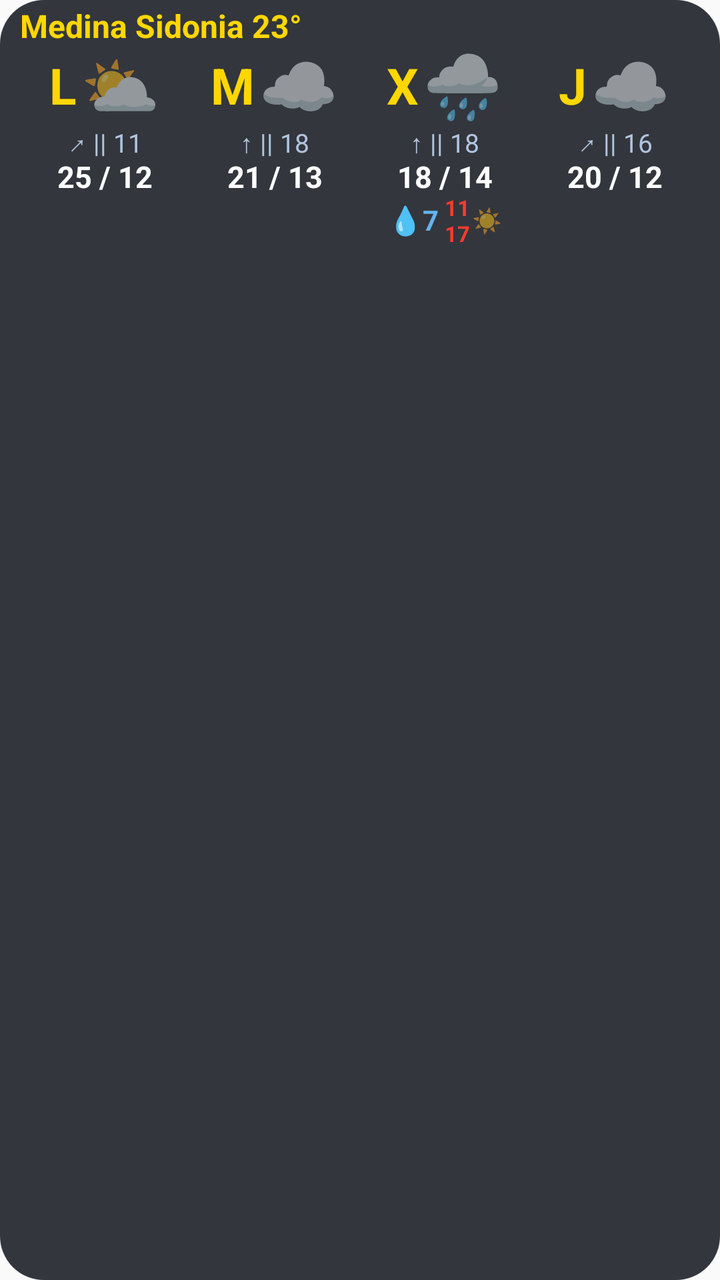
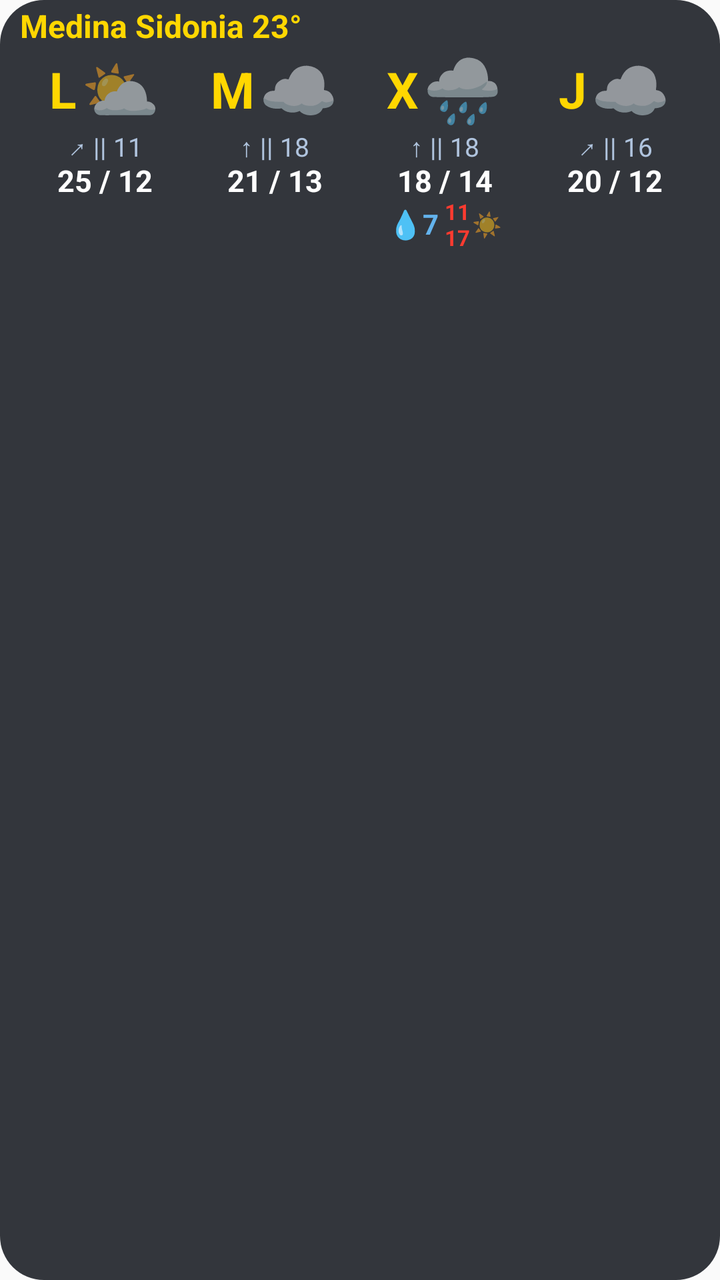

The first picture is an Android layout as it rendered before a commit; the second is the same layout after the commit. The layout source and the unified diff follow.
<!-- AndroidManifest.xml: application theme Theme.AemetWidget -->
<!-- res/layout/widget_weather.xml -->
<?xml version="1.0" encoding="utf-8"?>
<LinearLayout xmlns:android="http://schemas.android.com/apk/res/android"
    android:id="@+id/widgetRoot"
    android:layout_width="match_parent"
    android:layout_height="match_parent"
    android:background="@drawable/bg_widget"
    android:orientation="vertical"
    android:paddingStart="10dp"
    android:paddingEnd="10dp"
    android:paddingTop="4dp"
    android:paddingBottom="2dp">

    
    <LinearLayout
        android:layout_width="match_parent"
        android:layout_height="wrap_content"
        android:gravity="center_vertical"
        android:orientation="horizontal"
        android:layout_marginBottom="2dp">

        <TextView
            android:id="@+id/tvHeaderCityTemp"
            android:layout_width="0dp"
            android:layout_height="wrap_content"
            android:layout_weight="1"
            android:ellipsize="end"
            android:includeFontPadding="false"
            android:singleLine="true"
            android:text="Medina Sidonia 23°"
            android:textColor="#FFD700"
            android:textSize="16sp"
            android:textStyle="bold" />

        <TextView
            android:id="@+id/tvUpdateTime"
            android:layout_width="wrap_content"
            android:layout_height="wrap_content"
            android:includeFontPadding="false"
            android:text=""
            android:textColor="#FFFFFF"
            android:textSize="11sp" />
    </LinearLayout>

    
    <LinearLayout
        android:layout_width="match_parent"
        android:layout_height="0dp"
        android:layout_weight="1"
        android:orientation="horizontal"
        android:weightSum="4">

        
        <LinearLayout
            android:layout_width="0dp"
            android:layout_height="match_parent"
            android:layout_weight="1"
            android:gravity="center_horizontal"
            android:orientation="vertical">

            <LinearLayout
                android:layout_width="wrap_content"
                android:layout_height="wrap_content"
                android:gravity="center_vertical"
                android:orientation="horizontal">

                <TextView
                    android:id="@+id/day0"
                    android:layout_width="wrap_content"
                    android:layout_height="wrap_content"
                    android:layout_marginEnd="2dp"
                    android:includeFontPadding="false"
                    android:text="L"
                    android:textColor="#FFD700"
                    android:textSize="25sp"
                    android:textStyle="bold" />

                <TextView
                    android:id="@+id/icon0"
                    android:layout_width="wrap_content"
                    android:layout_height="wrap_content"
                    android:includeFontPadding="false"
                    android:text="⛅"
                    android:textSize="32sp" />
            </LinearLayout>

            <TextView
                android:id="@+id/wind0"
                android:layout_width="wrap_content"
                android:layout_height="wrap_content"
                android:includeFontPadding="false"
                android:text="↗ || 11"
                android:textColor="#B0C4DE"
                android:textSize="13sp" />

            <TextView
                android:id="@+id/temp0"
                android:layout_width="wrap_content"
                android:layout_height="wrap_content"
                android:includeFontPadding="false"
                android:text="25 / 12"
                android:textColor="#FFFFFF"
                android:textSize="15sp"
                android:textStyle="bold" />

            
            <LinearLayout
                android:layout_width="wrap_content"
                android:layout_height="wrap_content"
                android:gravity="center_vertical"
                android:orientation="horizontal">

                <TextView
                    android:id="@+id/rain0"
                    android:layout_width="wrap_content"
                    android:layout_height="wrap_content"
                    android:includeFontPadding="false"
                    android:text=""
                    android:textColor="#63B3ED"
                    android:textSize="14sp"
                    android:textStyle="bold" />

                <LinearLayout
                    android:layout_width="wrap_content"
                    android:layout_height="wrap_content"
                    android:layout_marginStart="3dp"
                    android:gravity="center_vertical"
                    android:orientation="horizontal">

                    <LinearLayout
                        android:layout_width="wrap_content"
                        android:layout_height="wrap_content"
                        android:gravity="center_horizontal"
                        android:orientation="vertical">

                        <TextView
                            android:id="@+id/uvStart0"
                            android:layout_width="wrap_content"
                            android:layout_height="wrap_content"
                            android:includeFontPadding="false"
                            android:text=""
                            android:textColor="#FF3B30"
                            android:textSize="11sp"
                            android:textStyle="bold" />

                        <TextView
                            android:id="@+id/uvEnd0"
                            android:layout_width="wrap_content"
                            android:layout_height="wrap_content"
                            android:includeFontPadding="false"
                            android:text=""
                            android:textColor="#FF3B30"
                            android:textSize="11sp"
                            android:textStyle="bold" />
                    </LinearLayout>

                    <TextView
                        android:id="@+id/uvIcon0"
                        android:layout_width="wrap_content"
                        android:layout_height="wrap_content"
                        android:layout_marginStart="1dp"
                        android:includeFontPadding="false"
                        android:text=""
                        android:textSize="12sp" />
                </LinearLayout>
            </LinearLayout>
        </LinearLayout>

        
        <LinearLayout
            android:layout_width="0dp"
            android:layout_height="match_parent"
            android:layout_weight="1"
            android:gravity="center_horizontal"
            android:orientation="vertical">

            <LinearLayout
                android:layout_width="wrap_content"
                android:layout_height="wrap_content"
                android:gravity="center_vertical"
                android:orientation="horizontal">

                <TextView
                    android:id="@+id/day1"
                    android:layout_width="wrap_content"
                    android:layout_height="wrap_content"
                    android:layout_marginEnd="2dp"
                    android:includeFontPadding="false"
                    android:text="M"
                    android:textColor="#FFD700"
                    android:textSize="25sp"
                    android:textStyle="bold" />

                <TextView
                    android:id="@+id/icon1"
                    android:layout_width="wrap_content"
                    android:layout_height="wrap_content"
                    android:includeFontPadding="false"
                    android:text="☁️"
                    android:textSize="32sp" />
            </LinearLayout>

            <TextView
                android:id="@+id/wind1"
                android:layout_width="wrap_content"
                android:layout_height="wrap_content"
                android:includeFontPadding="false"
                android:text="↑ || 18"
                android:textColor="#B0C4DE"
                android:textSize="13sp" />

            <TextView
                android:id="@+id/temp1"
                android:layout_width="wrap_content"
                android:layout_height="wrap_content"
                android:includeFontPadding="false"
                android:text="21 / 13"
                android:textColor="#FFFFFF"
                android:textSize="15sp"
                android:textStyle="bold" />

            
            <LinearLayout
                android:layout_width="wrap_content"
                android:layout_height="wrap_content"
                android:gravity="center_vertical"
                android:orientation="horizontal">

                <TextView
                    android:id="@+id/rain1"
                    android:layout_width="wrap_content"
                    android:layout_height="wrap_content"
                    android:includeFontPadding="false"
                    android:text=""
                    android:textColor="#63B3ED"
                    android:textSize="14sp"
                    android:textStyle="bold" />

                <LinearLayout
                    android:layout_width="wrap_content"
                    android:layout_height="wrap_content"
                    android:layout_marginStart="3dp"
                    android:gravity="center_vertical"
                    android:orientation="horizontal">

                    <LinearLayout
                        android:layout_width="wrap_content"
                        android:layout_height="wrap_content"
                        android:gravity="center_horizontal"
                        android:orientation="vertical">

                        <TextView
                            android:id="@+id/uvStart1"
                            android:layout_width="wrap_content"
                            android:layout_height="wrap_content"
                            android:includeFontPadding="false"
                            android:text=""
                            android:textColor="#FF3B30"
                            android:textSize="11sp"
                            android:textStyle="bold" />

                        <TextView
                            android:id="@+id/uvEnd1"
                            android:layout_width="wrap_content"
                            android:layout_height="wrap_content"
                            android:includeFontPadding="false"
                            android:text=""
                            android:textColor="#FF3B30"
                            android:textSize="11sp"
                            android:textStyle="bold" />
                    </LinearLayout>

                    <TextView
                        android:id="@+id/uvIcon1"
                        android:layout_width="wrap_content"
                        android:layout_height="wrap_content"
                        android:layout_marginStart="1dp"
                        android:includeFontPadding="false"
                        android:text=""
                        android:textSize="12sp" />
                </LinearLayout>
            </LinearLayout>
        </LinearLayout>

        
        <LinearLayout
            android:layout_width="0dp"
            android:layout_height="match_parent"
            android:layout_weight="1"
            android:gravity="center_horizontal"
            android:orientation="vertical">

            <LinearLayout
                android:layout_width="wrap_content"
                android:layout_height="wrap_content"
                android:gravity="center_vertical"
                android:orientation="horizontal">

                <TextView
                    android:id="@+id/day2"
                    android:layout_width="wrap_content"
                    android:layout_height="wrap_content"
                    android:layout_marginEnd="2dp"
                    android:includeFontPadding="false"
                    android:text="X"
                    android:textColor="#FFD700"
                    android:textSize="25sp"
                    android:textStyle="bold" />

                <TextView
                    android:id="@+id/icon2"
                    android:layout_width="wrap_content"
                    android:layout_height="wrap_content"
                    android:includeFontPadding="false"
                    android:text="🌧️"
                    android:textSize="32sp" />
            </LinearLayout>

            <TextView
                android:id="@+id/wind2"
                android:layout_width="wrap_content"
                android:layout_height="wrap_content"
                android:includeFontPadding="false"
                android:text="↑ || 18"
                android:textColor="#B0C4DE"
                android:textSize="13sp" />

            <TextView
                android:id="@+id/temp2"
                android:layout_width="wrap_content"
                android:layout_height="wrap_content"
                android:includeFontPadding="false"
                android:text="18 / 14"
                android:textColor="#FFFFFF"
                android:textSize="15sp"
                android:textStyle="bold" />

            
            <LinearLayout
                android:layout_width="wrap_content"
                android:layout_height="wrap_content"
                android:gravity="center_vertical"
                android:orientation="horizontal">

                <TextView
                    android:id="@+id/rain2"
                    android:layout_width="wrap_content"
                    android:layout_height="wrap_content"
                    android:includeFontPadding="false"
                    android:text="💧7"
                    android:textColor="#63B3ED"
                    android:textSize="14sp"
                    android:textStyle="bold" />

                <LinearLayout
                    android:layout_width="wrap_content"
                    android:layout_height="wrap_content"
                    android:layout_marginStart="3dp"
                    android:gravity="center_vertical"
                    android:orientation="horizontal">

                    <LinearLayout
                        android:layout_width="wrap_content"
                        android:layout_height="wrap_content"
                        android:gravity="center_horizontal"
                        android:orientation="vertical">

                        <TextView
                            android:id="@+id/uvStart2"
                            android:layout_width="wrap_content"
                            android:layout_height="wrap_content"
                            android:includeFontPadding="false"
                            android:text="11"
                            android:textColor="#FF3B30"
                            android:textSize="11sp"
                            android:textStyle="bold" />

                        <TextView
                            android:id="@+id/uvEnd2"
                            android:layout_width="wrap_content"
                            android:layout_height="wrap_content"
                            android:includeFontPadding="false"
                            android:text="17"
                            android:textColor="#FF3B30"
                            android:textSize="11sp"
                            android:textStyle="bold" />
                    </LinearLayout>

                    <TextView
                        android:id="@+id/uvIcon2"
                        android:layout_width="wrap_content"
                        android:layout_height="wrap_content"
                        android:layout_marginStart="1dp"
                        android:includeFontPadding="false"
                        android:text="☀️"
                        android:textSize="12sp" />
                </LinearLayout>
            </LinearLayout>
        </LinearLayout>

        
        <LinearLayout
            android:layout_width="0dp"
            android:layout_height="match_parent"
            android:layout_weight="1"
            android:gravity="center_horizontal"
            android:orientation="vertical">

            <LinearLayout
                android:layout_width="wrap_content"
                android:layout_height="wrap_content"
                android:gravity="center_vertical"
                android:orientation="horizontal">

                <TextView
                    android:id="@+id/day3"
                    android:layout_width="wrap_content"
                    android:layout_height="wrap_content"
                    android:layout_marginEnd="2dp"
                    android:includeFontPadding="false"
                    android:text="J"
                    android:textColor="#FFD700"
                    android:textSize="25sp"
                    android:textStyle="bold" />

                <TextView
                    android:id="@+id/icon3"
                    android:layout_width="wrap_content"
                    android:layout_height="wrap_content"
                    android:includeFontPadding="false"
                    android:text="☁️"
                    android:textSize="32sp" />
            </LinearLayout>

            <TextView
                android:id="@+id/wind3"
                android:layout_width="wrap_content"
                android:layout_height="wrap_content"
                android:includeFontPadding="false"
                android:text="↗ || 16"
                android:textColor="#B0C4DE"
                android:textSize="13sp" />

            <TextView
                android:id="@+id/temp3"
                android:layout_width="wrap_content"
                android:layout_height="wrap_content"
                android:includeFontPadding="false"
                android:text="20 / 12"
                android:textColor="#FFFFFF"
                android:textSize="15sp"
                android:textStyle="bold" />

            
            <LinearLayout
                android:layout_width="wrap_content"
                android:layout_height="wrap_content"
                android:gravity="center_vertical"
                android:orientation="horizontal">

                <TextView
                    android:id="@+id/rain3"
                    android:layout_width="wrap_content"
                    android:layout_height="wrap_content"
                    android:includeFontPadding="false"
                    android:text=""
                    android:textColor="#63B3ED"
                    android:textSize="14sp"
                    android:textStyle="bold" />

                <LinearLayout
                    android:layout_width="wrap_content"
                    android:layout_height="wrap_content"
                    android:layout_marginStart="3dp"
                    android:gravity="center_vertical"
                    android:orientation="horizontal">

                    <LinearLayout
                        android:layout_width="wrap_content"
                        android:layout_height="wrap_content"
                        android:gravity="center_horizontal"
                        android:orientation="vertical">

                        <TextView
                            android:id="@+id/uvStart3"
                            android:layout_width="wrap_content"
                            android:layout_height="wrap_content"
                            android:includeFontPadding="false"
                            android:text=""
                            android:textColor="#FF3B30"
                            android:textSize="11sp"
                            android:textStyle="bold" />

                        <TextView
                            android:id="@+id/uvEnd3"
                            android:layout_width="wrap_content"
                            android:layout_height="wrap_content"
                            android:includeFontPadding="false"
                            android:text=""
                            android:textColor="#FF3B30"
                            android:textSize="11sp"
                            android:textStyle="bold" />
                    </LinearLayout>

                    <TextView
                        android:id="@+id/uvIcon3"
                        android:layout_width="wrap_content"
                        android:layout_height="wrap_content"
                        android:layout_marginStart="1dp"
                        android:includeFontPadding="false"
                        android:text=""
                        android:textSize="12sp" />
                </LinearLayout>
            </LinearLayout>
        </LinearLayout>

    </LinearLayout>

</LinearLayout>
<!-- resources referenced by this layout -->
<resources>
  <!-- drawable bg_widget (drawable) -->
  <?xml version="1.0" encoding="utf-8"?>
  <shape xmlns:android="http://schemas.android.com/apk/res/android"
      android:shape="rectangle">
      <solid android:color="#E61E2229" />
      <corners android:radius="22dp" />
  </shape>
  <style name="Theme.AemetWidget" parent="android:Theme.Material.Light.NoActionBar" />
</resources>

<!-- the commit's change to res/layout/widget_weather.xml (unified diff, before → after) -->
@@ -51,11 +51,14 @@
 
         
         <LinearLayout
+            android:id="@+id/card0"
             android:layout_width="0dp"
             android:layout_height="match_parent"
             android:layout_weight="1"
             android:gravity="center_horizontal"
-            android:orientation="vertical">
+            android:orientation="vertical"
+            android:paddingTop="2dp"
+            android:paddingBottom="2dp">
 
             <LinearLayout
                 android:layout_width="wrap_content"
@@ -167,11 +170,14 @@
 
         
         <LinearLayout
+            android:id="@+id/card1"
             android:layout_width="0dp"
             android:layout_height="match_parent"
             android:layout_weight="1"
             android:gravity="center_horizontal"
-            android:orientation="vertical">
+            android:orientation="vertical"
+            android:paddingTop="2dp"
+            android:paddingBottom="2dp">
 
             <LinearLayout
                 android:layout_width="wrap_content"
@@ -283,11 +289,14 @@
 
         
         <LinearLayout
+            android:id="@+id/card2"
             android:layout_width="0dp"
             android:layout_height="match_parent"
             android:layout_weight="1"
             android:gravity="center_horizontal"
-            android:orientation="vertical">
+            android:orientation="vertical"
+            android:paddingTop="2dp"
+            android:paddingBottom="2dp">
 
             <LinearLayout
                 android:layout_width="wrap_content"
@@ -399,11 +408,14 @@
 
         
         <LinearLayout
+            android:id="@+id/card3"
             android:layout_width="0dp"
             android:layout_height="match_parent"
             android:layout_weight="1"
             android:gravity="center_horizontal"
-            android:orientation="vertical">
+            android:orientation="vertical"
+            android:paddingTop="2dp"
+            android:paddingBottom="2dp">
 
             <LinearLayout
                 android:layout_width="wrap_content"
